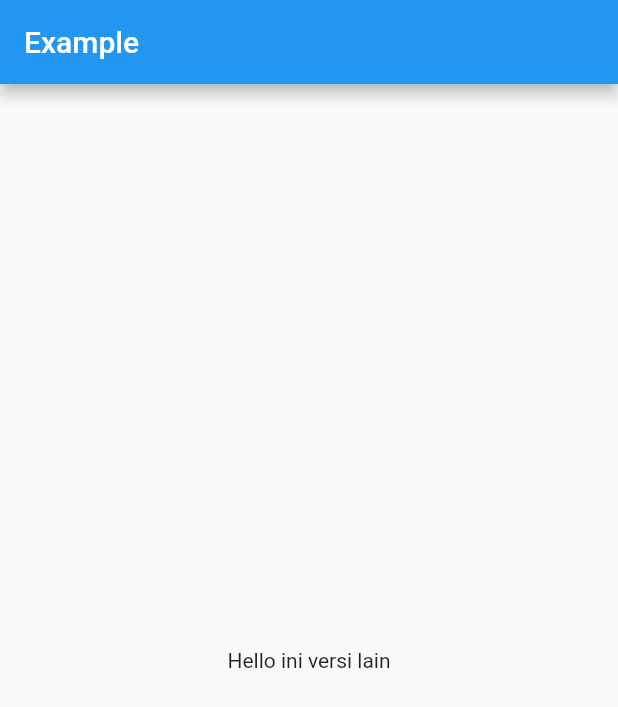
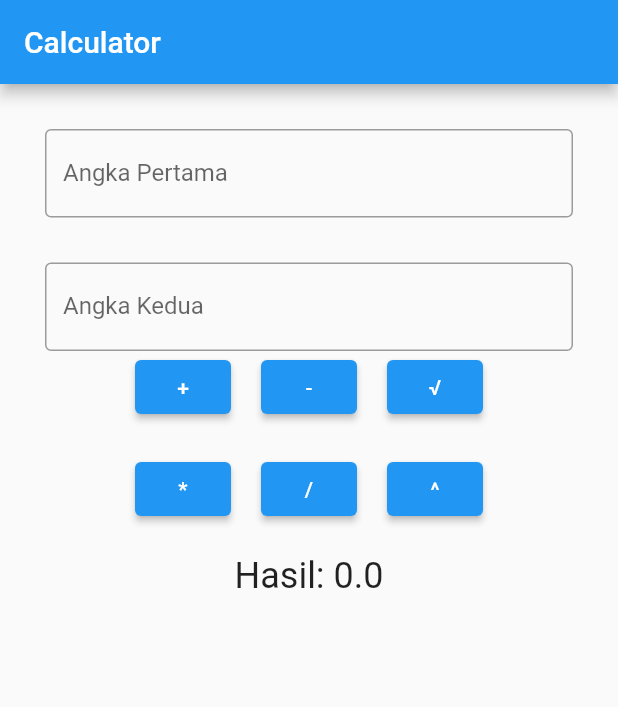
Before and after one commit to Yogabayu/riverpod_tutorial, a Flutter app: the screen it shows after launch, on a phone screen of 412 x 824 dp. Shown: the top 707 px of the screen. Run offline on Flutter 3.47's test engine with Material 2 defaults, Android fonts, the phone set to English and light mode, and no system bars; our stand-ins replace flutter_riverpod.

Commit message:
calculator

```diff
--- /dev/null
+++ b/lib/calculator_provider.dart
@@ -0,0 +1,52 @@
+import 'dart:math';
+
+import 'package:flutter/material.dart';
+import 'package:flutter_riverpod/flutter_riverpod.dart';
+
+final calculatorProvider =
+    ChangeNotifierProvider<Calculator>((ref) => Calculator());
+final num1Provider =
+    Provider<TextEditingController>((ref) => TextEditingController());
+final num2Provider =
+    Provider<TextEditingController>((ref) => TextEditingController());
+
+class Calculator extends ChangeNotifier {
+  double _result = 0;
+
+  double get result => _result;
+
+  void zero() {
+    _result = 0.0;
+    notifyListeners();
+  }
+
+  void add(double a, double b) {
+    _result = a + b;
+    notifyListeners();
+  }
+
+  void min(double a, double b) {
+    _result = a - b;
+    notifyListeners();
+  }
+
+  void kali(double a, double b) {
+    _result = a * b;
+    notifyListeners();
+  }
+
+  void bagi(double a, double b) {
+    _result = a / b;
+    notifyListeners();
+  }
+
+  void kuadrat(double a, double exponent) {
+    _result = pow(a, exponent) as double;
+    notifyListeners();
+  }
+
+  void akar(double a, double exponent) {
+    _result = pow(a, 1 / exponent) as double;
+    notifyListeners();
+  }
+}
--- a/lib/main.dart
+++ b/lib/main.dart
@@ -1,33 +1,171 @@
 import 'package:flutter/material.dart';
 import 'package:flutter_riverpod/flutter_riverpod.dart';
 
-// final helloWorldProvider = Provider((_) => 'Hello worlda');
-final helloWorldProvider = Provider((ref) {
-  return 'Hello ini versi lain';
-});
+import 'calculator_provider.dart';
 
 void main() {
-  runApp(
-    ProviderScope(
-      child: MyApp(),
-    ),
-  );
+  runApp(ProviderScope(child: MyApp()));
 }
 
-class MyApp extends ConsumerWidget {
+class MyApp extends StatelessWidget {
+  @override
+  Widget build(BuildContext context) {
+    return MaterialApp(
+      title: 'Calculator',
+      theme: ThemeData(
+        primarySwatch: Colors.blue,
+      ),
+      home: CalculatorScreen(),
+    );
+  }
+}
+
+class CalculatorScreen extends ConsumerWidget {
   @override
   Widget build(BuildContext context, WidgetRef ref) {
-    final String value = ref.watch(helloWorldProvider);
+    final calculator = ref.watch(calculatorProvider).result;
+    final num1Controller = ref.read(num1Provider);
+    final num2Controller = ref.read(num2Provider);
 
-    return MaterialApp(
-      home: Scaffold(
-        appBar: AppBar(
-          title: const Text("Example"),
-        ),
-        body: Center(
-          child: Text(value),
+    return Scaffold(
+      appBar: AppBar(
+        title: Text('Calculator'),
+      ),
+      body: Center(
+        child: Column(
+          children: [
+            Container(
+              margin: EdgeInsets.all(30),
+              child: TextField(
+                controller: num1Controller,
+                keyboardType: TextInputType.number,
+                decoration: InputDecoration(
+                  border: OutlineInputBorder(),
+                  labelText: 'Angka Pertama',
+                  hintText: 'Angka Pertama',
+                ),
+              ),
+            ),
+            Container(
+              margin: EdgeInsets.symmetric(horizontal: 30),
+              child: TextField(
+                controller: num2Controller,
+                keyboardType: TextInputType.number,
+                decoration: InputDecoration(
+                  border: OutlineInputBorder(),
+                  labelText: 'Angka Kedua',
+                  hintText: 'Angka Kedua',
+                ),
+              ),
+            ),
+            Container(
+              margin: EdgeInsets.symmetric(horizontal: 30),
+              child: CalculatorButtons(),
+            ),
+            SizedBox(
+              height: 20,
+            ),
+            Container(
+              margin: EdgeInsets.symmetric(horizontal: 30),
+              child: Text(
+                'Hasil: $calculator',
+                style: TextStyle(fontSize: 24),
+              ),
+            ),
+          ],
         ),
       ),
     );
   }
 }
+
+class CalculatorButtons extends ConsumerWidget {
+  @override
+  Widget build(BuildContext context, WidgetRef ref) {
+    final calculator = ref.read(calculatorProvider);
+    final num1Value = ref.read(num1Provider).text;
+    final num2Value = ref.read(num2Provider).text;
+
+    return Column(
+      children: [
+        Row(
+          mainAxisAlignment: MainAxisAlignment.center,
+          children: [
+            CalculatorButton(
+              text: '+',
+              onPressed: () {
+                calculator.add(
+                    double.parse(num1Value), double.parse(num2Value));
+              },
+            ),
+            SizedBox(width: 20),
+            CalculatorButton(
+              text: '-',
+              onPressed: () {
+                calculator.min(
+                    double.parse(num1Value), double.parse(num2Value));
+              },
+            ),
+            SizedBox(
+              width: 20,
+            ),
+            CalculatorButton(
+              text: '√',
+              onPressed: () {
+                calculator.akar(
+                    double.parse(num1Value), double.parse(num2Value));
+              },
+            ),
+          ],
+        ),
+        SizedBox(height: 20),
+        Row(
+          mainAxisAlignment: MainAxisAlignment.center,
+          children: [
+            CalculatorButton(
+              text: '*',
+              onPressed: () {
+                calculator.kali(
+                    double.parse(num1Value), double.parse(num2Value));
+              },
+            ),
+            SizedBox(width: 20),
+            CalculatorButton(
+              text: '/',
+              onPressed: () {
+                calculator.bagi(
+                    double.parse(num1Value), double.parse(num2Value));
+              },
+            ),
+            SizedBox(width: 20),
+            CalculatorButton(
+              text: '^',
+              onPressed: () {
+                calculator.kuadrat(
+                    double.parse(num1Value), double.parse(num2Value));
+              },
+            ),
+          ],
+        ),
+      ],
+    );
+  }
+}
+
+class CalculatorButton extends StatelessWidget {
+  final String text;
+  final VoidCallback onPressed;
+
+  const CalculatorButton({
+    required this.text,
+    required this.onPressed,
+  });
+
+  @override
+  Widget build(BuildContext context) {
+    return ElevatedButton(
+      onPressed: onPressed,
+      child: Text(text),
+    );
+  }
+}
```
